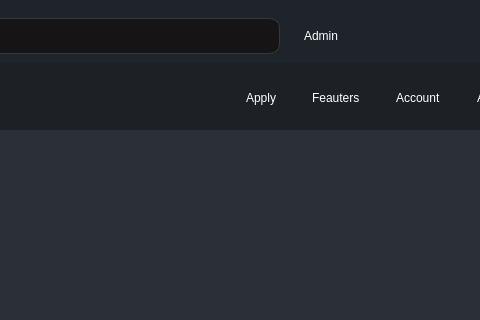
Before: the Qt Designer form client/src/mainwindow.ui in MeirMeshulami/RT-Image-Processing, drawn with Qt 5; both pictures show x 573 to 1053 and y 0 to 320 of the 1151 by 677 pixel window.
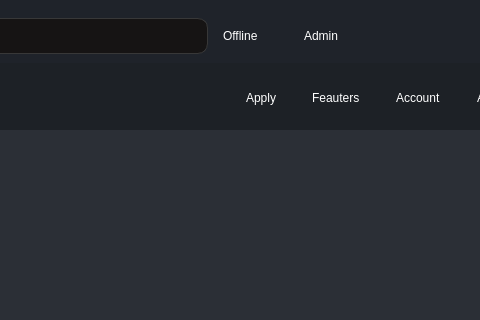
After: the same form once the commit is applied. The open tabs and pages were chosen to show the change. Icons and pictures are not drawn. Custom widgets are drawn as their Qt base class.

Commit message: Added connection attempts and dialog

Diff of the .ui file:
```diff
--- a/client/src/mainwindow.ui
+++ b/client/src/mainwindow.ui
@@ -670,6 +670,35 @@
                </property>
               </widget>
              </item>
+             <item>
+              <widget class="QFrame" name="frame_21">
+               <property name="frameShape">
+                <enum>QFrame::StyledPanel</enum>
+               </property>
+               <property name="frameShadow">
+                <enum>QFrame::Raised</enum>
+               </property>
+               <layout class="QHBoxLayout" name="horizontalLayout_33">
+                <item>
+                 <widget class="QLabel" name="connectionStatus">
+                  <property name="text">
+                   <string>Offline</string>
+                  </property>
+                 </widget>
+                </item>
+                <item>
+                 <widget class="QLabel" name="connectionIcon">
+                  <property name="text">
+                   <string/>
+                  </property>
+                  <property name="pixmap">
+                   <pixmap resource="../resources.qrc">:/feather/red-offline.png</pixmap>
+                  </property>
+                 </widget>
+                </item>
+               </layout>
+              </widget>
+             </item>
             </layout>
            </widget>
           </item>
```
Left out of the diff: 9 changed lines with no effect on the pictures. The commit also changes 11 other files.
